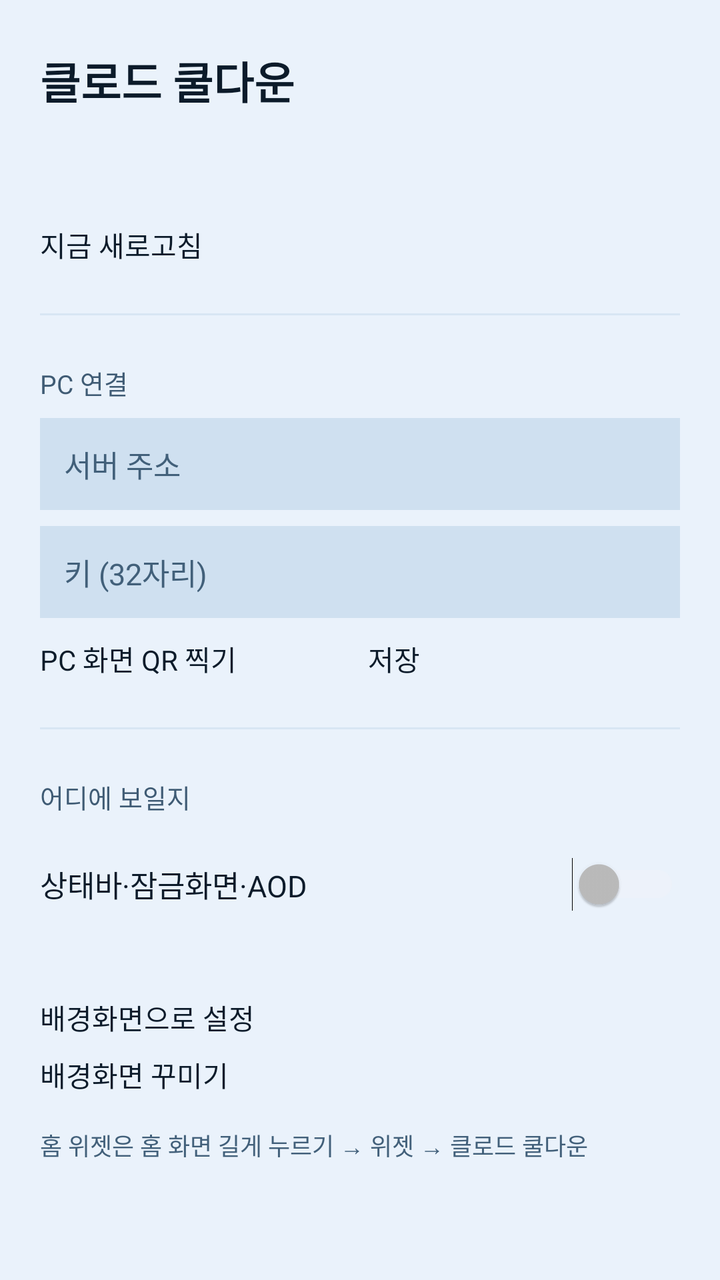
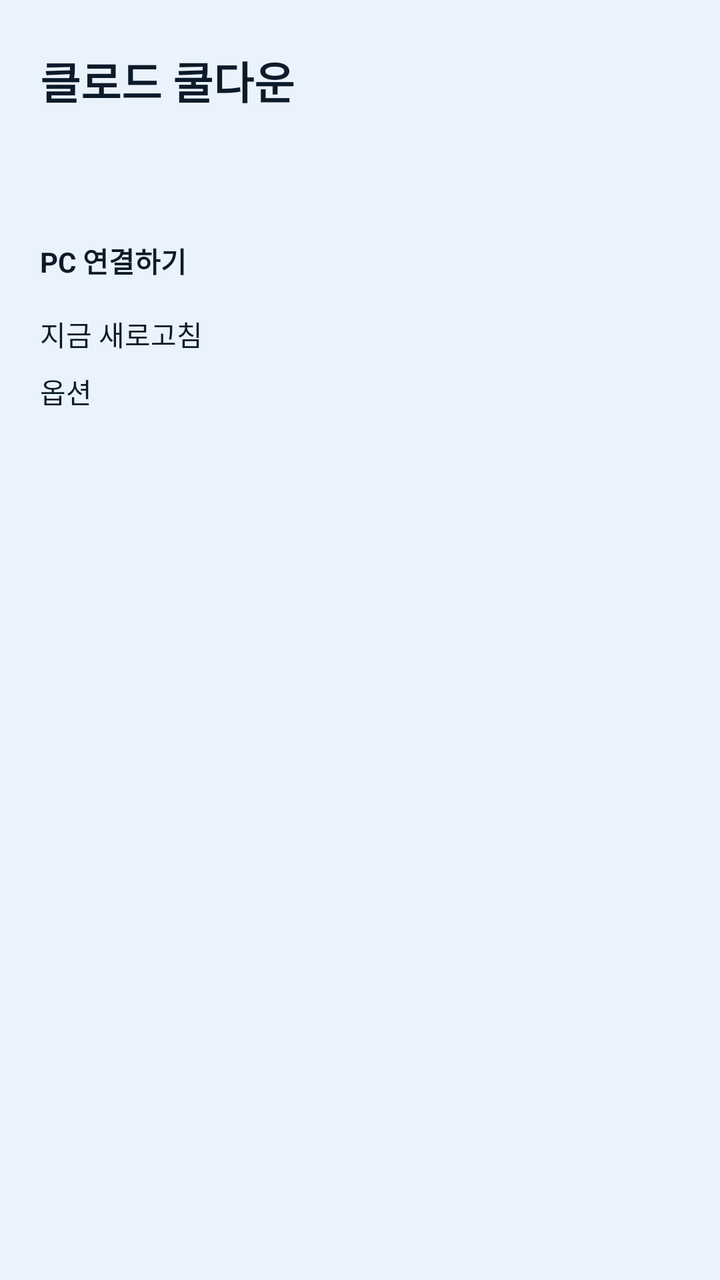

Compare the two renders of this Android layout. The source of the first and the diff that turns it into the second are given below.
<!-- AndroidManifest.xml: application theme AppTheme -->
<!-- res/layout/activity_main.xml -->
<?xml version="1.0" encoding="utf-8"?>
<ScrollView xmlns:android="http://schemas.android.com/apk/res/android"
    android:layout_width="match_parent"
    android:layout_height="match_parent"
    android:background="@color/bg"
    android:fillViewport="true">

    <LinearLayout
        android:layout_width="match_parent"
        android:layout_height="wrap_content"
        android:orientation="vertical"
        android:paddingHorizontal="20dp"
        android:paddingTop="24dp"
        android:paddingBottom="32dp">

        <TextView
            android:layout_width="wrap_content"
            android:layout_height="wrap_content"
            android:text="@string/app_name"
            android:textColor="@color/title"
            android:textSize="22sp"
            android:textStyle="bold" />

        
        <ImageView
            android:id="@+id/gauge"
            android:layout_width="match_parent"
            android:layout_height="wrap_content"
            android:layout_marginTop="16dp"
            android:adjustViewBounds="true"
            android:contentDescription="@string/app_name"
            android:scaleType="fitCenter" />

        <TextView
            android:id="@+id/status"
            android:layout_width="match_parent"
            android:layout_height="wrap_content"
            android:layout_marginTop="10dp"
            android:textColor="@color/faint"
            android:textSize="13sp" />

        <Button
            android:id="@+id/refresh"
            android:layout_width="match_parent"
            android:layout_height="wrap_content"
            android:layout_marginTop="12dp"
            android:text="지금 새로고침"
            android:textColor="@color/title" />

        <View
            android:layout_width="match_parent"
            android:layout_height="1dp"
            android:layout_marginVertical="24dp"
            android:background="@color/line" />

        <TextView
            android:layout_width="wrap_content"
            android:layout_height="wrap_content"
            android:text="PC 연결"
            android:textColor="@color/label"
            android:textSize="13sp" />

        <EditText
            android:id="@+id/url"
            android:layout_width="match_parent"
            android:layout_height="wrap_content"
            android:layout_marginTop="8dp"
            android:autofillHints="url"
            android:background="@color/track"
            android:hint="서버 주소"
            android:inputType="textUri"
            android:padding="12dp"
            android:textColor="@color/title"
            android:textColorHint="@color/faint"
            android:textSize="15sp" />

        <EditText
            android:id="@+id/key"
            android:layout_width="match_parent"
            android:layout_height="wrap_content"
            android:layout_marginTop="8dp"
            android:autofillHints="password"
            android:background="@color/track"
            android:hint="키 (32자리)"
            android:inputType="textNoSuggestions"
            android:maxLength="32"
            android:padding="12dp"
            android:textColor="@color/title"
            android:textColorHint="@color/faint"
            android:textSize="15sp" />

        <LinearLayout
            android:layout_width="match_parent"
            android:layout_height="wrap_content"
            android:layout_marginTop="10dp"
            android:orientation="horizontal">

            <Button
                android:id="@+id/scan"
                android:layout_width="0dp"
                android:layout_height="wrap_content"
                android:layout_weight="1"
                android:text="PC 화면 QR 찍기"
                android:textColor="@color/title" />

            <Button
                android:id="@+id/save"
                android:layout_width="0dp"
                android:layout_height="wrap_content"
                android:layout_marginStart="8dp"
                android:layout_weight="1"
                android:text="저장"
                android:textColor="@color/title" />
        </LinearLayout>

        <View
            android:layout_width="match_parent"
            android:layout_height="1dp"
            android:layout_marginVertical="24dp"
            android:background="@color/line" />

        <TextView
            android:layout_width="wrap_content"
            android:layout_height="wrap_content"
            android:text="어디에 보일지"
            android:textColor="@color/label"
            android:textSize="13sp" />

        <Switch
            android:id="@+id/notify"
            android:layout_width="match_parent"
            android:layout_height="wrap_content"
            android:layout_marginTop="10dp"
            android:minHeight="48dp"
            android:text="상태바·잠금화면·AOD"
            android:textColor="@color/title"
            android:textSize="15sp" />

        <TextView
            android:id="@+id/notify_note"
            android:layout_width="match_parent"
            android:layout_height="wrap_content"
            android:textColor="@color/faint"
            android:textSize="12sp" />

        <Button
            android:id="@+id/wallpaper"
            android:layout_width="match_parent"
            android:layout_height="wrap_content"
            android:layout_marginTop="16dp"
            android:text="배경화면으로 설정"
            android:textColor="@color/title" />

        <Button
            android:id="@+id/customize"
            android:layout_width="match_parent"
            android:layout_height="wrap_content"
            android:layout_marginTop="8dp"
            android:text="배경화면 꾸미기"
            android:textColor="@color/title" />

        <TextView
            android:layout_width="match_parent"
            android:layout_height="wrap_content"
            android:layout_marginTop="16dp"
            android:text="홈 위젯은 홈 화면 길게 누르기 → 위젯 → 클로드 쿨다운"
            android:textColor="@color/faint"
            android:textSize="12sp" />
    </LinearLayout>
</ScrollView>
<!-- resources referenced by this layout -->
<resources>
  <color name="bg">#eaf2fb</color>
  <color name="faint">#42607a</color>
  <color name="label">#3f5b74</color>
  <color name="line">#d8e6f3</color>
  <color name="title">#0c1b2a</color>
  <color name="track">#cfe0f0</color>
  <string name="app_name">클로드 쿨다운</string>
  <style name="AppTheme" parent="@android:style/Theme.DeviceDefault.NoActionBar">
          <item name="android:windowBackground">@color/bg</item>
          <item name="android:colorBackground">@color/bg</item>
          <item name="android:statusBarColor">@color/bg</item>
          <item name="android:navigationBarColor">@color/bg</item>
  
          
          <item name="android:windowLightStatusBar">true</item>
      </style>
</resources>

<!-- the commit's change to res/layout/activity_main.xml (unified diff, before → after) -->
@@ -26,7 +26,7 @@
             android:id="@+id/gauge"
             android:layout_width="match_parent"
             android:layout_height="wrap_content"
-            android:layout_marginTop="16dp"
+            android:layout_marginTop="20dp"
             android:adjustViewBounds="true"
             android:contentDescription="@string/app_name"
             android:scaleType="fitCenter" />
@@ -40,131 +40,28 @@
             android:textSize="13sp" />
 
         <Button
+            android:id="@+id/connect"
+            android:layout_width="match_parent"
+            android:layout_height="wrap_content"
+            android:layout_marginTop="16dp"
+            android:text="PC 연결하기"
+            android:textColor="@color/title"
+            android:textStyle="bold" />
+
+        <Button
             android:id="@+id/refresh"
             android:layout_width="match_parent"
             android:layout_height="wrap_content"
-            android:layout_marginTop="12dp"
+            android:layout_marginTop="16dp"
             android:text="지금 새로고침"
             android:textColor="@color/title" />
 
-        <View
-            android:layout_width="match_parent"
-            android:layout_height="1dp"
-            android:layout_marginVertical="24dp"
-            android:background="@color/line" />
-
-        <TextView
-            android:layout_width="wrap_content"
-            android:layout_height="wrap_content"
-            android:text="PC 연결"
-            android:textColor="@color/label"
-            android:textSize="13sp" />
-
-        <EditText
-            android:id="@+id/url"
+        <Button
+            android:id="@+id/options"
             android:layout_width="match_parent"
             android:layout_height="wrap_content"
             android:layout_marginTop="8dp"
-            android:autofillHints="url"
-            android:background="@color/track"
-            android:hint="서버 주소"
-            android:inputType="textUri"
-            android:padding="12dp"
-            android:textColor="@color/title"
-            android:textColorHint="@color/faint"
-            android:textSize="15sp" />
-
-        <EditText
-            android:id="@+id/key"
-            android:layout_width="match_parent"
-            android:layout_height="wrap_content"
-            android:layout_marginTop="8dp"
-            android:autofillHints="password"
-            android:background="@color/track"
-            android:hint="키 (32자리)"
-            android:inputType="textNoSuggestions"
-            android:maxLength="32"
-            android:padding="12dp"
-            android:textColor="@color/title"
-            android:textColorHint="@color/faint"
-            android:textSize="15sp" />
-
-        <LinearLayout
-            android:layout_width="match_parent"
-            android:layout_height="wrap_content"
-            android:layout_marginTop="10dp"
-            android:orientation="horizontal">
-
-            <Button
-                android:id="@+id/scan"
-                android:layout_width="0dp"
-                android:layout_height="wrap_content"
-                android:layout_weight="1"
-                android:text="PC 화면 QR 찍기"
-                android:textColor="@color/title" />
-
-            <Button
-                android:id="@+id/save"
-                android:layout_width="0dp"
-                android:layout_height="wrap_content"
-                android:layout_marginStart="8dp"
-                android:layout_weight="1"
-                android:text="저장"
-                android:textColor="@color/title" />
-        </LinearLayout>
-
-        <View
-            android:layout_width="match_parent"
-            android:layout_height="1dp"
-            android:layout_marginVertical="24dp"
-            android:background="@color/line" />
-
-        <TextView
-            android:layout_width="wrap_content"
-            android:layout_height="wrap_content"
-            android:text="어디에 보일지"
-            android:textColor="@color/label"
-            android:textSize="13sp" />
-
-        <Switch
-            android:id="@+id/notify"
-            android:layout_width="match_parent"
-            android:layout_height="wrap_content"
-            android:layout_marginTop="10dp"
-            android:minHeight="48dp"
-            android:text="상태바·잠금화면·AOD"
-            android:textColor="@color/title"
-            android:textSize="15sp" />
-
-        <TextView
-            android:id="@+id/notify_note"
-            android:layout_width="match_parent"
-            android:layout_height="wrap_content"
-            android:textColor="@color/faint"
-            android:textSize="12sp" />
-
-        <Button
-            android:id="@+id/wallpaper"
-            android:layout_width="match_parent"
-            android:layout_height="wrap_content"
-            android:layout_marginTop="16dp"
-            android:text="배경화면으로 설정"
+            android:text="옵션"
             android:textColor="@color/title" />
-
-        <Button
-            android:id="@+id/customize"
-            android:layout_width="match_parent"
-            android:layout_height="wrap_content"
-            android:layout_marginTop="8dp"
-            android:text="배경화면 꾸미기"
-            android:textColor="@color/title" />
-
-        <TextView
-            android:layout_width="match_parent"
-            android:layout_height="wrap_content"
-            android:layout_marginTop="16dp"
-            android:text="홈 위젯은 홈 화면 길게 누르기 → 위젯 → 클로드 쿨다운"
-            android:textColor="@color/faint"
-            android:textSize="12sp" />
     </LinearLayout>
 </ScrollView>
<!-- resource entries referenced after the edit -->
@@ -2,10 +2,7 @@
 <resources>
   <color name="bg">#eaf2fb</color>
   <color name="faint">#42607a</color>
-  <color name="label">#3f5b74</color>
-  <color name="line">#d8e6f3</color>
   <color name="title">#0c1b2a</color>
-  <color name="track">#cfe0f0</color>
   <string name="app_name">클로드 쿨다운</string>
   <style name="AppTheme" parent="@android:style/Theme.DeviceDefault.NoActionBar">
           <item name="android:windowBackground">@color/bg</item>
